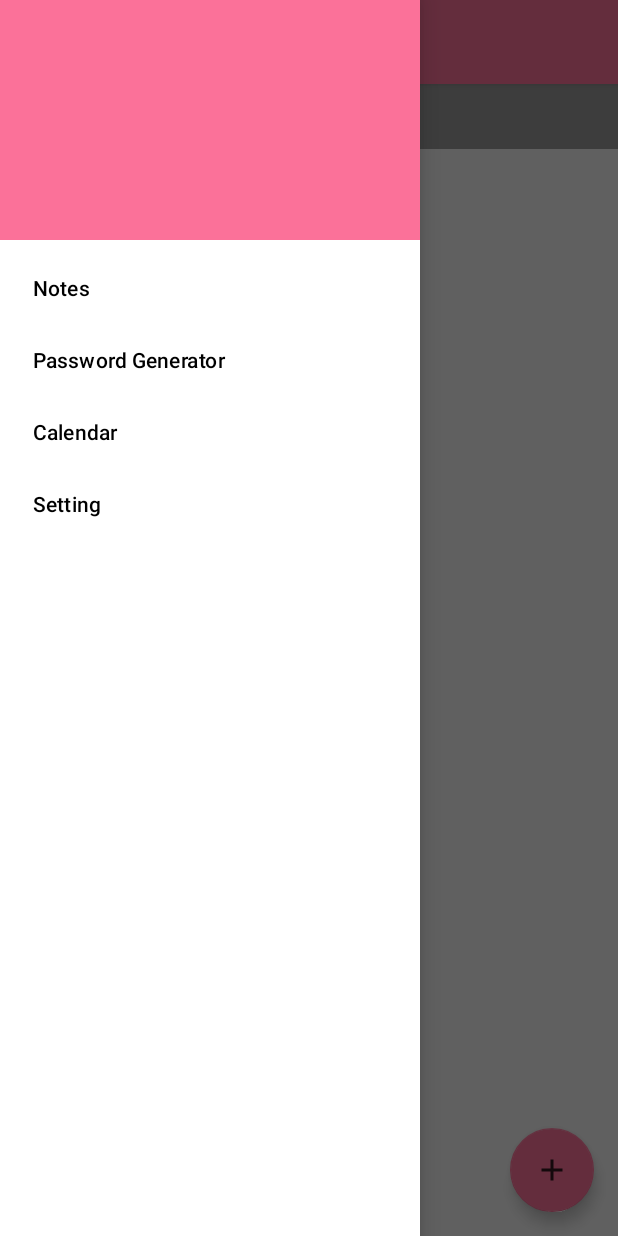
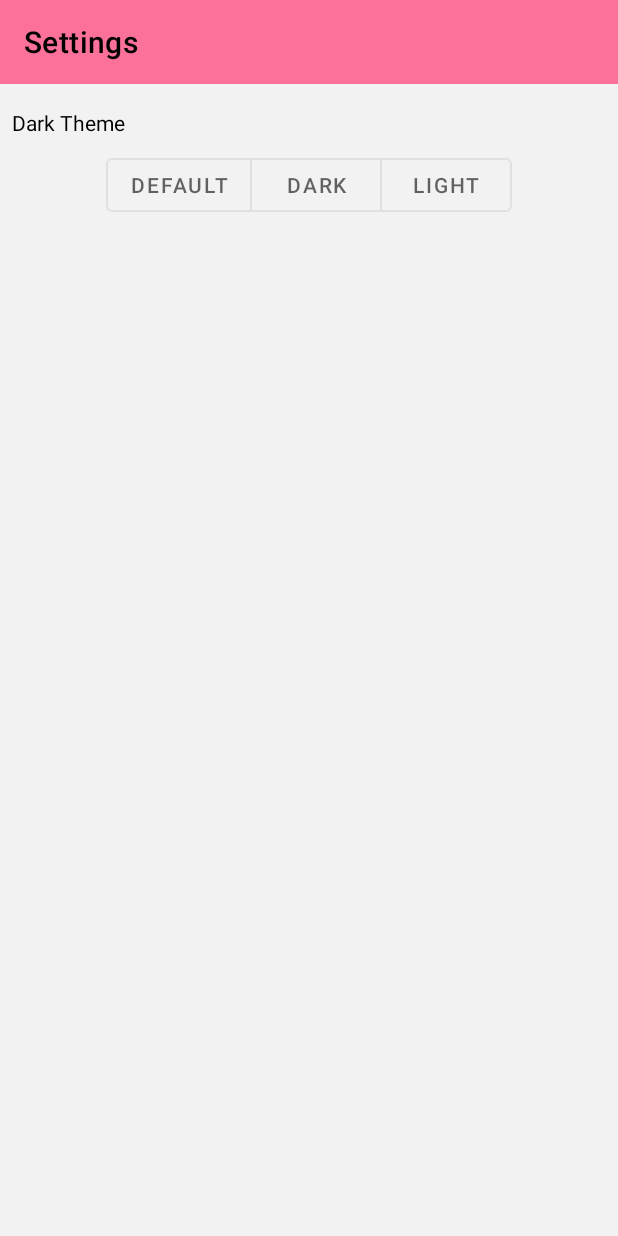
Before and after one commit to AidenHe2000/EnNote, an Android app: the screen it shows after launch (MainActivity before the commit, SettingsActivity after it), in the side drawer, after a tap on "Setting", on a phone screen of 412 x 824 dp. Run offline under Robolectric (Android 15) with nearby library versions, the phone set to English and light mode, and no system bars; our stand-ins replace Room's generated code; 1 statement that could not run was skipped.

Commit message:
Dark Theme

```diff
--- a/app/src/main/AndroidManifest.xml
+++ b/app/src/main/AndroidManifest.xml
@@ -12,7 +12,8 @@
         android:roundIcon="@mipmap/ic_launcher_round"
         android:supportsRtl="true"
         android:theme="@style/Theme.EnNote">
-        <activity android:name=".PasswordActivity"></activity>
+        <activity android:name=".SettingsActivity" />
+        <activity android:name=".PasswordActivity" />
         <activity android:name=".MainActivity">
             <intent-filter>
                 <action android:name="android.intent.action.MAIN" />
--- a/app/src/main/java/com/ennote/android/MainActivity.kt
+++ b/app/src/main/java/com/ennote/android/MainActivity.kt
@@ -3,6 +3,7 @@ package com.ennote.android
 import android.app.KeyguardManager
 import android.content.Context
 import android.content.Intent
+import android.content.SharedPreferences
 import android.content.pm.PackageManager
 import android.hardware.biometrics.BiometricPrompt
 import androidx.appcompat.app.AppCompatActivity
@@ -25,25 +26,6 @@ class MainActivity : AppCompatActivity(), NoteListFragment.Callbacks, NoteFragme
 
     private var cancellationSignal: CancellationSignal? = null
 
-    private inner class AuthenticationCallback(private val noteId: UUID) :
-        BiometricPrompt.AuthenticationCallback() {
-        override fun onAuthenticationError(errorCode: Int, errString: CharSequence?) {
-            super.onAuthenticationError(errorCode, errString)
-            notifyUser("Authentication Error: $errString")
-        }
-
-        override fun onAuthenticationSucceeded(result: BiometricPrompt.AuthenticationResult?) {
-            super.onAuthenticationSucceeded(result)
-            //验证通过跳转
-            val fragment = NoteFragment.newInstance(noteId)
-            supportFragmentManager
-                .beginTransaction()
-                .replace(R.id.fragment_container, fragment)
-                .addToBackStack(null)
-                .commit()
-        }
-    }
-
     override fun onCreate(savedInstanceState: Bundle?) {
         super.onCreate(savedInstanceState)
         setContentView(R.layout.activity_main)
@@ -51,7 +33,6 @@ class MainActivity : AppCompatActivity(), NoteListFragment.Callbacks, NoteFragme
         drawerLayout = findViewById(R.id.drawer_layout)
         navigationView = findViewById(R.id.navigation_view)
 
-        toolbar.title = "Note List"
         setSupportActionBar(toolbar)
         supportActionBar?.let {
             it.setDisplayHomeAsUpEnabled(true)
@@ -64,6 +45,10 @@ class MainActivity : AppCompatActivity(), NoteListFragment.Callbacks, NoteFragme
             when (it.itemId) {
                 R.id.password_generator -> {
                     startActivity(Intent(this@MainActivity, PasswordActivity::class.java))
+                    false
+                }
+                R.id.setting -> {
+                    startActivity(Intent(this@MainActivity, SettingsActivity::class.java))
                     false
                 }
                 else -> {
@@ -83,6 +68,19 @@ class MainActivity : AppCompatActivity(), NoteListFragment.Callbacks, NoteFragme
         }
 
         checkBiometricSupport()
+
+        //判断用户是否已经设置过偏好主题
+        val settingsPreferences: SharedPreferences =
+            getSharedPreferences("Settings", Context.MODE_PRIVATE)
+        val darkTheme: String? = settingsPreferences.getString("dark_theme", null);
+        if (darkTheme == null) {
+            settingsPreferences.edit().apply {
+                putString("dark_theme", "default")
+                apply()
+            }
+        } else {
+            setDarkTheme(darkTheme)
+        }
     }
 
     override fun onNoteSelected(noteId: UUID, isEncrypted: Boolean) {
@@ -99,6 +97,25 @@ class MainActivity : AppCompatActivity(), NoteListFragment.Callbacks, NoteFragme
                 AuthenticationCallback(noteId)
             )
         } else {
+            val fragment = NoteFragment.newInstance(noteId)
+            supportFragmentManager
+                .beginTransaction()
+                .replace(R.id.fragment_container, fragment)
+                .addToBackStack(null)
+                .commit()
+        }
+    }
+
+    private inner class AuthenticationCallback(private val noteId: UUID) :
+        BiometricPrompt.AuthenticationCallback() {
+        override fun onAuthenticationError(errorCode: Int, errString: CharSequence?) {
+            super.onAuthenticationError(errorCode, errString)
+            notifyUser("Authentication Error: $errString")
+        }
+
+        override fun onAuthenticationSucceeded(result: BiometricPrompt.AuthenticationResult?) {
+            super.onAuthenticationSucceeded(result)
+            //验证通过跳转
             val fragment = NoteFragment.newInstance(noteId)
             supportFragmentManager
                 .beginTransaction()
--- a/app/src/main/java/com/ennote/android/NoteListFragment.kt
+++ b/app/src/main/java/com/ennote/android/NoteListFragment.kt
@@ -13,7 +13,6 @@ import androidx.lifecycle.ViewModelProvider
 import androidx.recyclerview.widget.LinearLayoutManager
 import androidx.recyclerview.widget.RecyclerView
 import com.google.android.material.floatingactionbutton.FloatingActionButton
-import com.google.android.material.snackbar.Snackbar
 import java.util.*
 
 class NoteListFragment : Fragment() {
--- a/app/src/main/java/com/ennote/android/PasswordActivity.kt
+++ b/app/src/main/java/com/ennote/android/PasswordActivity.kt
@@ -32,7 +32,6 @@ class PasswordActivity : AppCompatActivity() {
         super.onCreate(savedInstanceState)
         setContentView(R.layout.activity_password)
         toolbar = findViewById(R.id.password_toolbar)
-        toolbar.title = "Password generator"
         setSupportActionBar(toolbar)
 
         resultPassword = findViewById(R.id.result_password)
--- /dev/null
+++ b/app/src/main/java/com/ennote/android/SettingsActivity.kt
@@ -0,0 +1,77 @@
+package com.ennote.android
+
+import android.content.Context
+import android.content.SharedPreferences
+import androidx.appcompat.app.AppCompatActivity
+import android.os.Bundle
+import android.widget.Button
+import androidx.appcompat.app.AppCompatDelegate
+import androidx.appcompat.widget.Toolbar
+import com.google.android.material.button.MaterialButtonToggleGroup
+
+class SettingsActivity : AppCompatActivity() {
+
+    private lateinit var toolbar: Toolbar
+    private lateinit var themeSetting: MaterialButtonToggleGroup
+    private lateinit var defaultButton: Button
+    private lateinit var darkButton: Button
+    private lateinit var lightButton: Button
+
+    override fun onCreate(savedInstanceState: Bundle?) {
+        super.onCreate(savedInstanceState)
+        setContentView(R.layout.activity_settings)
+        toolbar = findViewById(R.id.settings_toolbar)
+        setSupportActionBar(toolbar)
+        themeSetting = findViewById(R.id.theme_setting)
+        defaultButton = findViewById(R.id.btn_default)
+        darkButton = findViewById(R.id.btn_dark)
+        lightButton = findViewById(R.id.btn_light)
+
+        //获取偏好设置
+        val settingsPreferences: SharedPreferences =
+            getSharedPreferences("Settings", Context.MODE_PRIVATE)
+        when (settingsPreferences.getString("dark_theme", "default")) {
+            "default" -> defaultButton.isPressed = true
+            "dark" -> darkButton.isPressed = true
+            "light" -> lightButton.isPressed = true
+        }
+
+        themeSetting.addOnButtonCheckedListener { _, checkedId, isChecked ->
+            if (isChecked) {
+                val theme = when (checkedId) {
+                    R.id.btn_default -> {
+                        settingsPreferences.edit().apply {
+                            putString("dark_theme", "default")
+                            apply()
+                        }
+                        "default"
+                    }
+                    R.id.btn_dark -> {
+                        settingsPreferences.edit().apply {
+                            putString("dark_theme", "dark")
+                            apply()
+                        }
+                        "dark"
+                    }
+                    else -> {
+                        settingsPreferences.edit().apply {
+                            putString("dark_theme", "light")
+                            apply()
+                        }
+                        "light"
+                    }
+                }
+                setDarkTheme(theme)
+            }
+        }
+    }
+}
+
+fun setDarkTheme(option: String) {
+    val themePreferences = when (option) {
+        "dark" -> AppCompatDelegate.MODE_NIGHT_YES
+        "light" -> AppCompatDelegate.MODE_NIGHT_NO
+        else -> AppCompatDelegate.MODE_NIGHT_FOLLOW_SYSTEM
+    }
+    AppCompatDelegate.setDefaultNightMode(themePreferences)
+}
--- a/app/src/main/res/layout/activity_main.xml
+++ b/app/src/main/res/layout/activity_main.xml
@@ -18,7 +18,8 @@
                 android:layout_width="match_parent"
                 android:layout_height="?attr/actionBarSize"
                 android:background="@color/color_primary"
-                app:popupTheme="@color/text_color_primary_dark" />
+                app:popupTheme="@color/text_color_primary_dark"
+                app:title="Note" />
         </com.google.android.material.appbar.AppBarLayout>
 
         <!--Fragment-->
--- a/app/src/main/res/layout/activity_password.xml
+++ b/app/src/main/res/layout/activity_password.xml
@@ -13,7 +13,8 @@
         android:background="?attr/colorPrimary"
         app:layout_constraintEnd_toEndOf="parent"
         app:layout_constraintStart_toStartOf="parent"
-        app:layout_constraintTop_toTopOf="parent" />
+        app:layout_constraintTop_toTopOf="parent"
+        app:title="Password Generator"/>
 
     <TextView
         android:id="@+id/result_password"
--- /dev/null
+++ b/app/src/main/res/layout/activity_settings.xml
@@ -0,0 +1,63 @@
+<?xml version="1.0" encoding="utf-8"?>
+<androidx.constraintlayout.widget.ConstraintLayout xmlns:android="http://schemas.android.com/apk/res/android"
+    xmlns:app="http://schemas.android.com/apk/res-auto"
+    xmlns:tools="http://schemas.android.com/tools"
+    android:layout_width="match_parent"
+    android:layout_height="match_parent"
+    tools:context=".PasswordActivity">
+
+    <androidx.appcompat.widget.Toolbar
+        android:id="@+id/settings_toolbar"
+        android:layout_width="match_parent"
+        android:layout_height="?attr/actionBarSize"
+        android:background="?attr/colorPrimary"
+        app:layout_constraintEnd_toEndOf="parent"
+        app:layout_constraintStart_toStartOf="parent"
+        app:layout_constraintTop_toTopOf="parent"
+        app:title="Settings" />
+
+    <TextView
+        android:id="@+id/textView2"
+        android:layout_width="0dp"
+        android:layout_height="wrap_content"
+        android:layout_marginStart="8dp"
+        android:layout_marginTop="16dp"
+        android:text="Dark Theme"
+        app:layout_constraintEnd_toEndOf="parent"
+        app:layout_constraintStart_toStartOf="parent"
+        app:layout_constraintTop_toBottomOf="@+id/settings_toolbar" />
+
+
+    <com.google.android.material.button.MaterialButtonToggleGroup
+        android:id="@+id/theme_setting"
+        android:layout_width="wrap_content"
+        android:layout_height="wrap_content"
+        android:layout_marginTop="8dp"
+        app:layout_constraintEnd_toEndOf="parent"
+        app:layout_constraintStart_toStartOf="parent"
+        app:layout_constraintTop_toBottomOf="@+id/textView2"
+        app:selectionRequired="true"
+        app:singleSelection="true">
+
+        <Button
+            android:id="@+id/btn_default"
+            style="@style/Widget.MaterialComponents.Button.OutlinedButton"
+            android:layout_width="wrap_content"
+            android:layout_height="wrap_content"
+            android:text="Default" />
+
+        <Button
+            android:id="@+id/btn_dark"
+            style="@style/Widget.MaterialComponents.Button.OutlinedButton"
+            android:layout_width="wrap_content"
+            android:layout_height="wrap_content"
+            android:text="Dark" />
+
+        <Button
+            android:id="@+id/btn_light"
+            style="@style/Widget.MaterialComponents.Button.OutlinedButton"
+            android:layout_width="wrap_content"
+            android:layout_height="wrap_content"
+            android:text="Light" />
+    </com.google.android.material.button.MaterialButtonToggleGroup>
+</androidx.constraintlayout.widget.ConstraintLayout>
--- a/app/src/main/res/menu/navigation_view_menu.xml
+++ b/app/src/main/res/menu/navigation_view_menu.xml
@@ -9,10 +9,6 @@
             android:title="Password Generator" />
 
         <item
-            android:id="@+id/calendar"
-            android:title="Calendar" />
-
-        <item
             android:id="@+id/setting"
             android:title="Setting" />
     </group>
```
Also changed, not shown: app/src/main/java/com/ennote/android/NoteFragment.kt (+12 -3 lines), app/src/main/res/values/strings.xml (+16 -0 lines).
